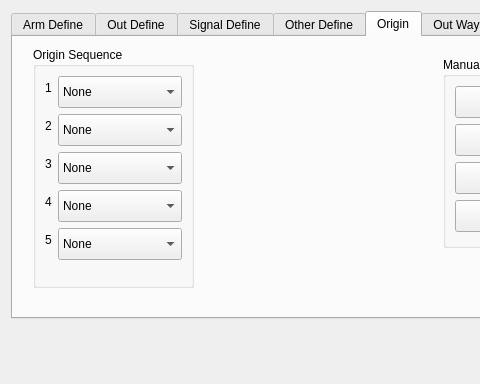
Old version of the form hcsettings/icstructdefineframe.ui in the repository dongdong-2009/3-5AxisRobot; both pictures show x 0 to 480 and y 0 to 384 of the 819 by 384 pixel window.
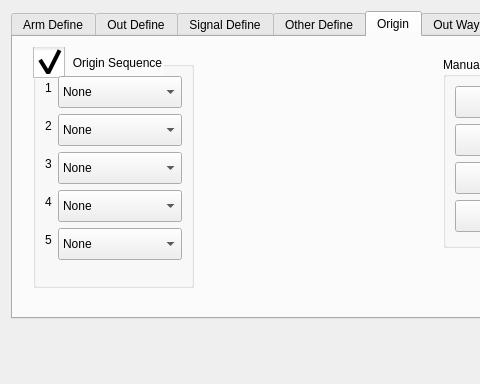
New version of the form. The open tabs and pages were chosen to show the change. Icons and pictures are not drawn. Custom widgets are drawn as their Qt base class.

```diff
--- a/hcsettings/icstructdefineframe.ui
+++ b/hcsettings/icstructdefineframe.ui
@@ -2157,9 +2157,37 @@
          <height>241</height>
         </rect>
        </property>
+       <property name="styleSheet">
+        <string notr="true">::indicator {
+     width: 32px;
+     height: 32px;
+ }
+
+::indicator:unchecked 
+{
+     image: url(:/resource/check_unchecked.png);
+ }
+::indicator:checked 
+{
+     image: url(:/resource/check_checked.png);
+ }
+
+QRadioButton::indicator:checked:disabled
+{
+ image: url(:/resource/check_checked_disable.png);
+}
+
+QRadioButton::indicator:unchecked:disabled
+{
+ image: url(:/resource/check_unchecked_disable.png);
+}</string>
+       </property>
        <property name="title">
         <string>Origin Sequence</string>
        </property>
+       <property name="checkable">
+        <bool>true</bool>
+       </property>
        <layout class="QFormLayout" name="formLayout">
         <property name="fieldGrowthPolicy">
          <enum>QFormLayout::AllNonFixedFieldsGrow</enum>
```
Left out of the diff: 8 changed lines with no effect on the pictures.
